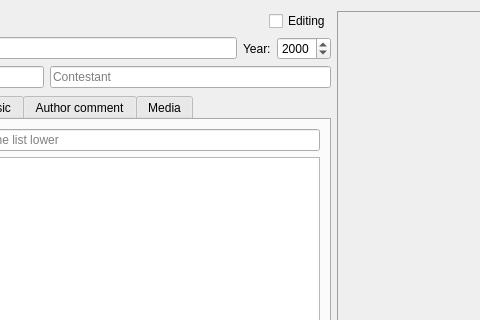
LibertaSoft/DatabaseAnime, file dialogaddamv.ui: the form before one commit; both pictures show x 248 to 728 and y 0 to 320 of the 871 by 597 pixel window.
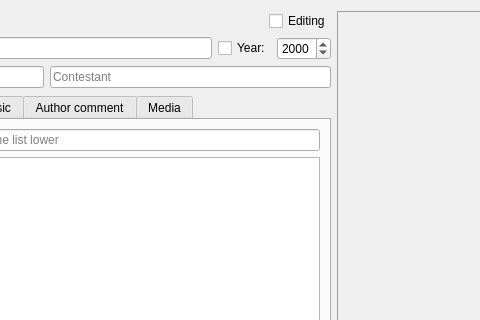
The form after the commit. Icons and pictures are not drawn. Custom widgets are drawn as their Qt base class.

```diff
--- a/dialogaddamv.ui
+++ b/dialogaddamv.ui
@@ -77,7 +77,7 @@
           </widget>
          </item>
          <item>
-          <widget class="QLabel" name="Lbl_Year">
+          <widget class="QCheckBox" name="CBox_Year">
            <property name="text">
             <string>Year:</string>
            </property>
```
